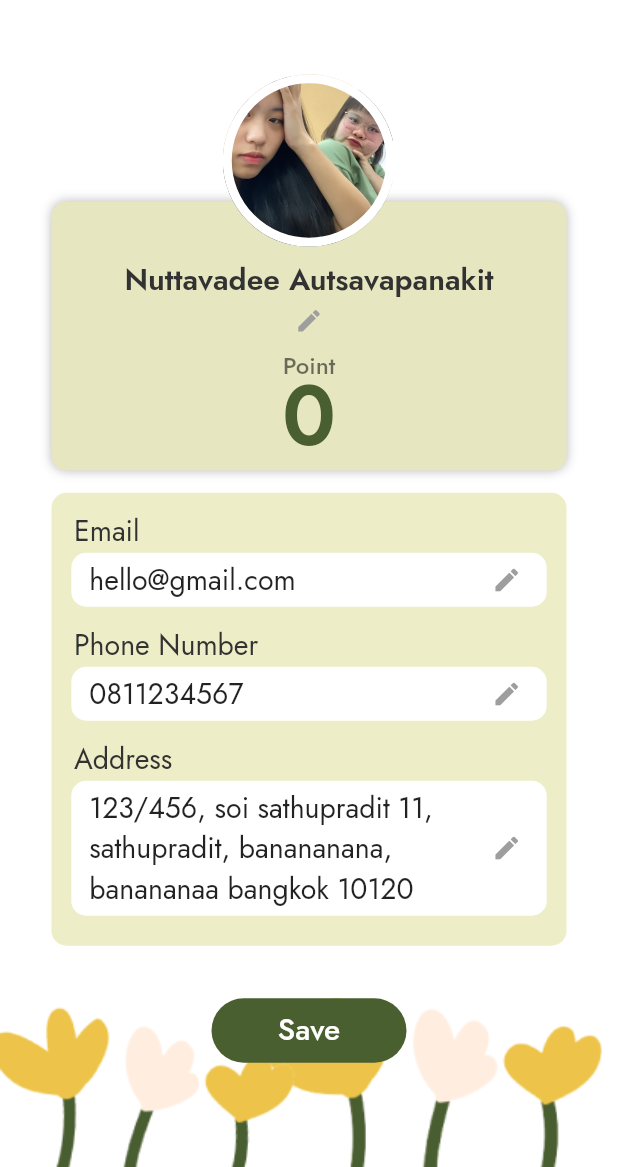
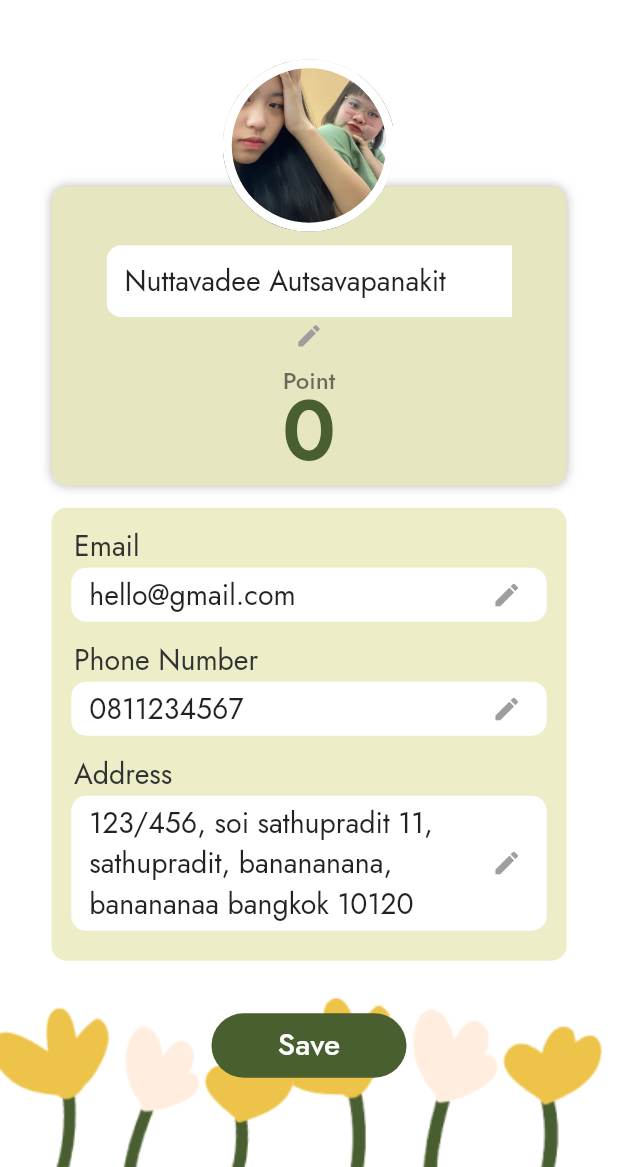
Before and after one commit to nuttavadeepj/motintegrated, a Flutter app: the ProfilePage screen opened directly, after a tap on the "edit" icon, on a phone screen of 412 x 824 dp, the part 69-1236 px from its top. Run offline on Flutter 3.47's test engine with Material 2 defaults, Android fonts, the phone set to English and light mode, and no system bars; our stand-ins replace font_awesome_flutter, getwidget; missing offline and left inert: qrscan.

Commit message:
[UPDATE] Profile & Hamburger & Track

```diff
--- a/lib/screens/profile.dart
+++ b/lib/screens/profile.dart
@@ -1,6 +1,3 @@
-
-
-
 import 'package:flutter/material.dart';
 import 'package:motintegrated/widgets/hamburger.dart';
 import 'package:motintegrated/widgets/textfield.dart';
@@ -12,6 +9,8 @@ class ProfilePage extends StatefulWidget {
 }
 
 class _ProfilePageState extends State<ProfilePage> {
+  bool isEdit = false;
+
   void saveEdit() {
     print('save');
   }
@@ -51,9 +50,13 @@ class _ProfilePageState extends State<ProfilePage> {
                                   width: MediaQuery.of(context).size.width,
                                   decoration: BoxDecoration(
                                       color: Color(0xFFE6E7C1),
-                                       boxShadow: [BoxShadow(color: Colors.black26, blurRadius: 5)],
-                                      borderRadius:
-                                          BorderRadius.all(Radius.circular(10))),
+                                      boxShadow: [
+                                        BoxShadow(
+                                            color: Colors.black26,
+                                            blurRadius: 5)
+                                      ],
+                                      borderRadius: BorderRadius.all(
+                                          Radius.circular(10))),
                                   child: Column(children: [
                                     Padding(
                                       padding: const EdgeInsets.only(top: 38.0),
@@ -63,17 +66,18 @@ class _ProfilePageState extends State<ProfilePage> {
                                         child: Expanded(
                                             child: SingleChildScrollView(
                                           scrollDirection: Axis.horizontal,
-                                          child: Text(
+                                          child: !isEdit ?
+                                          Text(
                                             'Nuttavadee Autsavapanakit',
                                             style: TextStyle(
                                                 color: Color(0xFF323232),
                                                 fontSize: 20,
                                                 fontFamily: 'Jost',
                                                 fontWeight: FontWeight.w600),
-                                          ),
-                                          // ProfileTextField(
-                                          //     hintText: 'Nuttavadee Autsavapanakit',
-                                          //     errorText: 'Error')
+                                          ) :
+                                          ProfileTextField(
+                                              initialValue: 'Nuttavadee Autsavapanakit',
+                                              errorText: 'Error')
                                         )),
                                       ),
                                     ),
@@ -83,7 +87,9 @@ class _ProfilePageState extends State<ProfilePage> {
                                       padding: EdgeInsets.zero,
                                       constraints: BoxConstraints(),
                                       onPressed: () {
-                                        // openEdit();
+                                        setState(() {
+                                          isEdit = true;
+                                        });
                                       },
                                     ),
                                     Padding(
@@ -96,7 +102,8 @@ class _ProfilePageState extends State<ProfilePage> {
                                               fontWeight: FontWeight.w500)),
                                     ),
                                     Padding(
-                                      padding: const EdgeInsets.only(bottom: 2.0),
+                                      padding:
+                                          const EdgeInsets.only(bottom: 2.0),
                                       child: Text('0',
                                           style: TextStyle(
                                               height: 1,
@@ -120,8 +127,8 @@ class _ProfilePageState extends State<ProfilePage> {
                                               color: Colors.white, width: 6),
                                           image: DecorationImage(
                                             fit: BoxFit.cover,
-                                            image:
-                                                AssetImage("images/profile.jpg"),
+                                            image: AssetImage(
+                                                "images/profile.jpg"),
                                           )),
                                     ),
                                   ),
@@ -161,12 +168,12 @@ class _ProfilePageState extends State<ProfilePage> {
                                     //     errorText: 'Error',
                                     //     isAddress: true),
                                     Padding(
-                                      padding: const EdgeInsets.only(bottom: 20.0),
+                                      padding:
+                                          const EdgeInsets.only(bottom: 20.0),
                                       child: UserInfo(
                                           info:
                                               '123/456, soi sathupradit 11, sathupradit, banananana, banananaa bangkok 10120 '),
                                     ),
-
                                   ],
                                 ),
                               ),
@@ -178,19 +185,17 @@ class _ProfilePageState extends State<ProfilePage> {
                                   })
                             ],
                           ),
-
                         ),
                       ]),
-                )
-                ),
+                )),
           ),
           decoration: BoxDecoration(
             image: DecorationImage(
               image: AssetImage("images/profilebg.png"),
               fit: BoxFit.cover,
             ),
-          ),)
-        );
+          ),
+        ));
   }
 }
 
--- a/lib/widgets/hamburger.dart
+++ b/lib/widgets/hamburger.dart
@@ -5,6 +5,7 @@ import 'package:motintegrated/screens/aboutus.dart';
 import 'package:motintegrated/screens/shop.dart';
 import 'package:motintegrated/screens/profile.dart';
 import 'package:motintegrated/screens/track.dart';
+import 'package:motintegrated/screens/specialdeal.dart';
 
 class NavigationDrawerWidget extends StatelessWidget {
   final padding = EdgeInsets.symmetric(horizontal: 20);
@@ -26,7 +27,7 @@ class NavigationDrawerWidget extends StatelessWidget {
                 )),
               ),
             ),
-            const SizedBox(height: 1),
+            SizedBox(height: 1),
             CustomListTile(
                 FaIcon(FontAwesomeIcons.home,
                     size: 21, color: Color(0xff323232)),
@@ -61,7 +62,10 @@ class NavigationDrawerWidget extends StatelessWidget {
                 FaIcon(FontAwesomeIcons.ticketAlt,
                     size: 21, color: Color(0xff323232)),
                 'Deal',
-                () => {}),
+                () => { Navigator.push(
+                        context,
+                        MaterialPageRoute(builder: (context) => SpecialDeal()),
+                      ),}),
             CustomListTile(
                 FaIcon(FontAwesomeIcons.truck,
                     size: 21, color: Color(0xff323232)),
@@ -77,10 +81,11 @@ class NavigationDrawerWidget extends StatelessWidget {
                 FaIcon(FontAwesomeIcons.signOutAlt, color: Color(0xff323232)),
                 'Signout',
                 () => {}),
+                SizedBox(height: 38),
             Profile(
                 AssetImage("images/profile.jpg"),
                 'Porjuu',
-                'helloporjuuuu@gmail.com',
+                'hellop@gmail.com',
                 () => {
                       Navigator.push(
                         context,
--- a/lib/widgets/textfield.dart
+++ b/lib/widgets/textfield.dart
@@ -1,13 +1,13 @@
 import 'package:flutter/material.dart';
 
 class ProfileTextField extends StatelessWidget {
-  final hintText;
+  final initialValue;
   final isPassword;
   final isAddress;
   final errorText;
 
   ProfileTextField(
-      {@required this.hintText,
+      {@required this.initialValue,
       this.isPassword = false,
       this.isAddress = false,
       @required this.errorText});
@@ -22,10 +22,14 @@ class ProfileTextField extends StatelessWidget {
             width: MediaQuery.of(context).size.width / 1.3,
             child: TextFormField(
               maxLines: isAddress ? 3 : 1,
+              initialValue: initialValue,
+              // textInputAction: TextInputAction.done,
+              // onFieldSubmitted: (value) {
+              //       setState(() => {isEdit = false, title = value});
+              //     },
               obscureText: isPassword,
               style: TextStyle(fontSize: 19, fontFamily: 'Jost'),
               decoration: InputDecoration(
-                hintText: hintText,
                 fillColor: Colors.white,
                 filled: true,
                 suffixIcon: IconButton(
@@ -45,7 +49,7 @@ class ProfileTextField extends StatelessWidget {
                   borderRadius: BorderRadius.circular(10),
                 ),
                 isDense: true,
-                contentPadding: EdgeInsets.symmetric(horizontal: 12),
+                contentPadding: EdgeInsets.symmetric(horizontal: 12, vertical: 1),
               ),
 
               // validator: (value) {
```
Also changed, not shown: lib/screens/track.dart (+23 -8 lines). Lines whose indentation alone changed are shown as unchanged.
